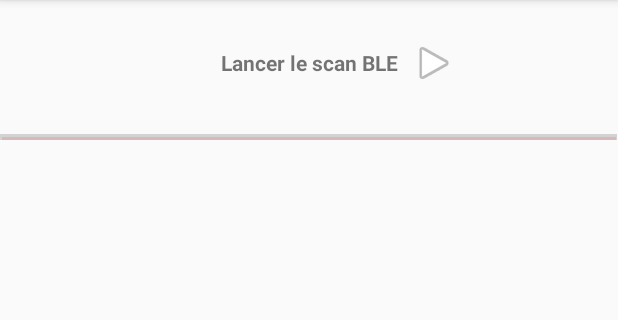
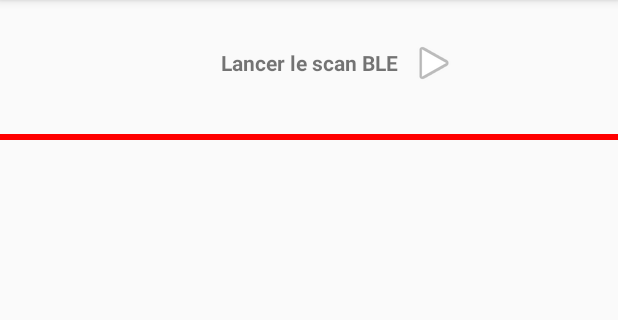
Before and after one commit to ArmandGazzano/AndroidToolBox, an Android app: the BluetoothActivity screen opened directly, with no data from a screen before it, on a phone screen of 412 x 824 dp, the part 84-404 px from its top. Run offline under Robolectric (Android 15) with nearby library versions, the phone set to English and light mode, and no system bars.

Commit message:
ya plus de com

```diff
--- a/app/src/main/java/fr/isen/gazzano/androidtoolbox/BluetoothActivity.kt
+++ b/app/src/main/java/fr/isen/gazzano/androidtoolbox/BluetoothActivity.kt
@@ -1,5 +1,6 @@
 package fr.isen.gazzano.androidtoolbox
 
+import android.app.Activity
 import android.bluetooth.BluetoothAdapter
 import android.bluetooth.BluetoothDevice
 import android.bluetooth.BluetoothManager
@@ -11,152 +12,16 @@ import android.os.Bundle
 import android.os.Handler
 import android.util.Log
 import android.view.View
+import android.widget.Toast
 import androidx.appcompat.app.AppCompatActivity
 import androidx.recyclerview.widget.DividerItemDecoration
 import androidx.recyclerview.widget.LinearLayoutManager
 import kotlinx.android.synthetic.main.activity_bluetooth.*
+import java.util.*
+import kotlin.collections.ArrayList
 
 
 class BluetoothActivity : AppCompatActivity() {
-
-    /*
-    companion object {
-        private val REQUEST_ENABLE_BT = 1
-        private val SCAN_PERIOD: Long = 10000
-    }
-
-    private val deviceList = mutableListOf<Device>()
-    private val addressList = mutableListOf<String>()
-
-    private val bluetoothAdapter: BluetoothAdapter? by lazy(LazyThreadSafetyMode.NONE) {
-        val bluetoothManager = getSystemService(Context.BLUETOOTH_SERVICE) as BluetoothManager
-        bluetoothManager.adapter
-    }
-
-    private val isBLEEnable: Boolean
-        get() = bluetoothAdapter?.isEnabled == true
-
-    private lateinit var handler: Handler
-    private var mScanning: Boolean = false
-    private lateinit var adapter: BluetoothActivityAdapter
-    private val devices = ArrayList<ScanResult>()
-
-    override fun onCreate(savedInstanceState: Bundle?) {
-        super.onCreate(savedInstanceState)
-        setContentView(R.layout.activity_bluetooth)
-
-        searchButton.setOnClickListener {
-            when {
-                isBLEEnable -> initScan()
-                bluetoothAdapter != null -> {
-                    val enableBtIntent = Intent(BluetoothAdapter.ACTION_REQUEST_ENABLE)
-                    startActivityForResult(enableBtIntent, REQUEST_ENABLE_BT)
-                }
-                else -> {
-                    bleTextFailed.visibility = View.VISIBLE
-                }
-            }
-        }
-        deviceListRV.adapter = BluetoothActivityAdapter(deviceList)
-        deviceListRV.layoutManager = LinearLayoutManager(this)
-    }
-
-    override fun onStop() {
-        super.onStop()
-        if (isBLEEnable) {
-            scanLeDevice(false)
-        }
-    }
-
-    private fun initScan() {
-        progressBar.visibility = View.VISIBLE
-        dividerBle.visibility = View.GONE
-
-        handler = Handler()
-        scanLeDevice(true)
-    }
-
-    private fun scanLeDevice(enable: Boolean) {
-        bluetoothAdapter?.bluetoothLeScanner?.apply {
-            if (enable) {
-                handler.postDelayed({
-                    mScanning = false
-                    stopScan(leScanCallBack)
-                }, SCAN_PERIOD)
-                mScanning = true
-                startScan(leScanCallBack)
-                adapter.notifyDataSetChanged()
-            } else {
-                mScanning = false
-                stopScan(leScanCallBack)
-            }
-        }
-    }
-
-    private val leScanCallBack = object : ScanCallback() {
-        override fun onScanResult(callbackType: Int, result: ScanResult) {
-            super.onScanResult(callbackType, result)
-            Log.w("BLE", "${result.device}")
-
-            Log.w("BLE", "${result.device}")
-            runOnUiThread {
-                adapter.addDeviceToList(result)
-                adapter.notifyDataSetChanged()
-                dividerBle.visibility = View.GONE
-            }
-        }
-    }
-
-    private fun initBLEScan() {
-        adapter = BluetoothActivityAdapter(
-            arrayListOf()
-        )
-        deviceListRV.adapter = adapter
-        deviceListRV.addItemDecoration(DividerItemDecoration(this, LinearLayoutManager.VERTICAL))
-
-        handler = Handler()
-
-        scanLeDevice(true)
-        searchButton.setOnClickListener{
-            scanLeDevice(!mScanning)
-        }
-
-    }
-
-    /*
-    private fun addDeviceToList(result: ScanResult){
-        if (deviceList.size == 0){
-            deviceList += Device(result.device.name, result.device.address, result.rssi)
-            addressList += result.device.address
-        } else {
-            if (addressList.contains(result.device.address)) {
-                //update
-            } else {
-                deviceList += Device(result.device.name, result.device.address, result.rssi)
-                addressList += result.device.address
-            }
-        }
-
-        Log.w("BLE", "$deviceList")
-    }
-     */
-
-    override fun onActivityResult(requestCode: Int, resultCode: Int, data: Intent?) {
-        super.onActivityResult(requestCode, resultCode, data)
-        if (requestCode == REQUEST_ENABLE_BT) {
-            if (resultCode == Activity.RESULT_OK) {
-                if (isBLEEnable) {
-                    Toast.makeText(this, "Bluetooth has been enabled", Toast.LENGTH_SHORT).show()
-                } else {
-                    Toast.makeText(this, "Bluetooth has been disabled", Toast.LENGTH_SHORT).show()
-                }
-            } else if (resultCode == Activity.RESULT_CANCELED) {
-                Toast.makeText(this, "Bluetooth enabling has been canceled", Toast.LENGTH_SHORT)
-                    .show()
-            }
-        }
-    }
-}*/
     private lateinit var handler: Handler
     private var mScanning: Boolean = false
     private lateinit var adapter: BluetoothActivityAdapter
@@ -176,9 +41,6 @@ class BluetoothActivity : AppCompatActivity() {
 
         bleTextFailed.visibility = View.GONE
 
-        deviceListRV.adapter = BluetoothActivityAdapter(devices, ::onDeviceClicked)
-        deviceListRV.layoutManager = LinearLayoutManager(this)
-
         searchButton.setOnClickListener {
             when {
                 isBLEEnabled -> {
@@ -197,14 +59,17 @@ class BluetoothActivity : AppCompatActivity() {
                 }
             }
         }
+        deviceListRV.adapter = BluetoothActivityAdapter(devices, ::onDeviceClicked)
+        deviceListRV.layoutManager = LinearLayoutManager(this)
     }
+
+
 
     private fun initScan() {
         progressBar.visibility = View.VISIBLE
         dividerBle.visibility = View.GONE
 
         handler = Handler()
-
         scanLeDevice(true)
     }
 
@@ -220,6 +85,7 @@ class BluetoothActivity : AppCompatActivity() {
                 startScan(leScanCallback)
                 adapter.clearResults()
                 adapter.notifyDataSetChanged()
+                progressBar.progress = (progressBar.progress + 5) % 100
             } else {
                 mScanning = false
                 stopScan(leScanCallback)
@@ -261,6 +127,22 @@ class BluetoothActivity : AppCompatActivity() {
         startActivity(intent)
     }
 
+    override fun onActivityResult(requestCode: Int, resultCode: Int, data: Intent?) {
+        super.onActivityResult(requestCode, resultCode, data)
+        if (requestCode == REQUEST_ENABLE_BT) {
+            if (resultCode == Activity.RESULT_OK) {
+                if (isBLEEnabled) {
+                    Toast.makeText(this, "Bluetooth has been enabled", Toast.LENGTH_SHORT).show()
+                } else {
+                    Toast.makeText(this, "Bluetooth has been disabled", Toast.LENGTH_SHORT).show()
+                }
+            } else if (resultCode == Activity.RESULT_CANCELED) {
+                Toast.makeText(this, "Bluetooth enabling has been canceled", Toast.LENGTH_SHORT)
+                    .show()
+            }
+        }
+    }
+
     companion object {
         private const val SCAN_PERIOD: Long = 10000
         private const val REQUEST_ENABLE_BT = 44
--- a/app/src/main/res/layout/activity_bluetooth.xml
+++ b/app/src/main/res/layout/activity_bluetooth.xml
@@ -56,10 +56,10 @@
 
     <View
         android:id="@+id/dividerBle"
-        android:layout_width="409dp"
-        android:layout_height="2dp"
-        android:layout_marginTop="8dp"
-        android:background="?android:attr/listDivider"
+        android:layout_width="match_parent"
+        android:layout_height="4dp"
+        android:layout_marginTop="6dp"
+        android:background="#FF0000"
         android:backgroundTint="#FF0000"
         app:layout_constraintEnd_toEndOf="parent"
         app:layout_constraintStart_toStartOf="parent"
--- a/app/src/main/res/layout/bluetooth_cell.xml
+++ b/app/src/main/res/layout/bluetooth_cell.xml
@@ -6,12 +6,25 @@
     android:layout_width="match_parent"
     android:layout_height="wrap_content">
 
+    <ImageView
+        android:id="@+id/imageView4"
+        android:layout_width="50dp"
+        android:layout_height="50dp"
+        android:tint="#FF0000"
+        app:layout_constraintBottom_toBottomOf="@+id/rssiBT"
+        app:layout_constraintEnd_toEndOf="@+id/rssiBT"
+        app:layout_constraintStart_toStartOf="@+id/rssiBT"
+        app:layout_constraintTop_toTopOf="@+id/rssiBT"
+        app:srcCompat="@android:drawable/radiobutton_off_background" />
+
     <TextView
         android:id="@+id/rssiBT"
         android:layout_width="wrap_content"
         android:layout_height="wrap_content"
         android:layout_marginStart="32dp"
         android:text="@string/_00"
+        android:textSize="18sp"
+        android:textStyle="bold"
         app:layout_constraintBottom_toBottomOf="parent"
         app:layout_constraintStart_toStartOf="parent"
         app:layout_constraintTop_toTopOf="parent" />
@@ -22,6 +35,9 @@
         android:layout_height="wrap_content"
         android:layout_marginStart="32dp"
         android:layout_marginTop="8dp"
+        android:layout_marginBottom="-8dp"
+        android:textSize="18sp"
+        android:textStyle="bold"
         app:layout_constraintBottom_toTopOf="@+id/rssiBT"
         app:layout_constraintStart_toEndOf="@+id/rssiBT"
         app:layout_constraintTop_toTopOf="parent" />
@@ -31,6 +47,8 @@
         android:layout_width="wrap_content"
         android:layout_height="wrap_content"
         android:layout_marginStart="32dp"
+        android:layout_marginTop="-8dp"
         app:layout_constraintStart_toEndOf="@+id/rssiBT"
         app:layout_constraintTop_toBottomOf="@+id/rssiBT" />
+
 </androidx.constraintlayout.widget.ConstraintLayout>
```
